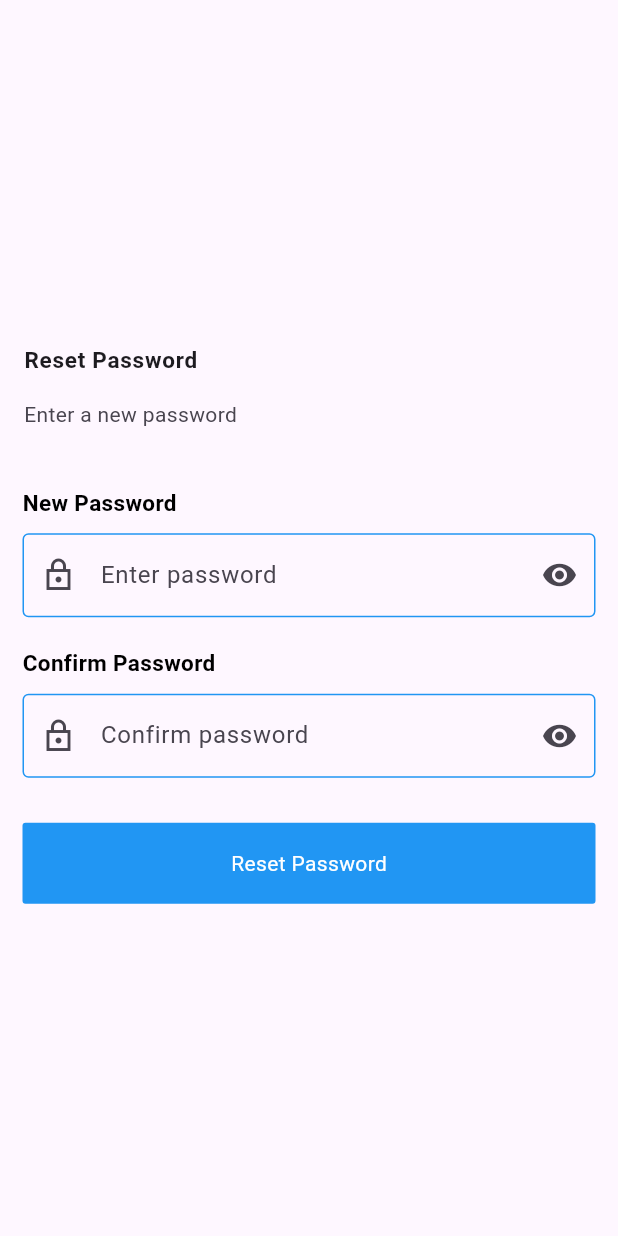
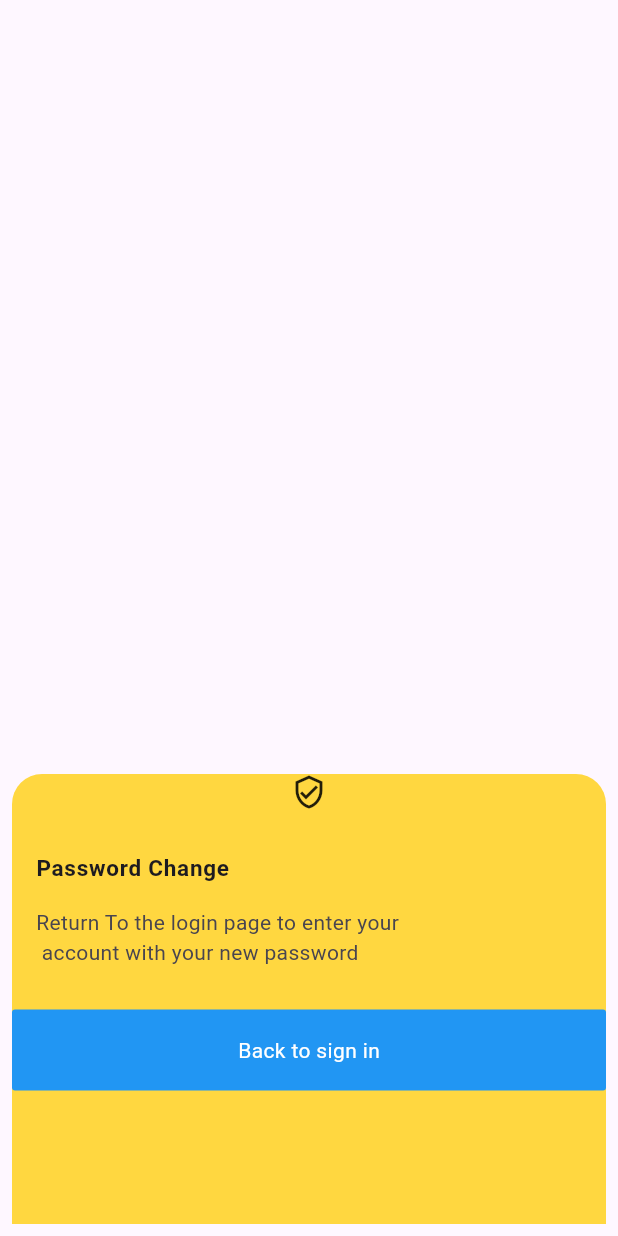
Before and after one commit to sagorsanto49/Thera-track-UIi, a Flutter app: the Resetpassword screen opened directly, after a tap on "Reset Password", on a phone screen of 412 x 824 dp. Run offline on Flutter 3.47's test engine with Material 3 defaults, Android fonts, the phone set to English and light mode, and no system bars; our stand-ins replace pinput.

Commit message:
Change Password

```diff
--- /dev/null
+++ b/lib/feature/signin/presentation/page/changepassword.dart
@@ -0,0 +1,47 @@
+import 'package:doctor/core/widget/headertext.dart';
+import 'package:doctor/core/widget/primarybutten.dart';
+import 'package:doctor/core/widget/xfield.dart';
+import 'package:flutter/cupertino.dart';
+import 'package:flutter/material.dart';
+
+class Changepassword extends StatelessWidget {
+  const Changepassword({super.key});
+
+  @override
+  Widget build(BuildContext context) {
+    return Scaffold(
+      body: Padding(
+        padding: const EdgeInsets.all(8.0),
+        child: Column(
+          mainAxisAlignment: MainAxisAlignment.end,
+          children: [
+            Container(
+              height: 300,
+              width: 600,
+              decoration: BoxDecoration(
+                color: Colors.amberAccent,
+                borderRadius: BorderRadius.only(
+                  topLeft: Radius.circular(20),
+                  topRight: Radius.circular(20),
+                ),
+              ),
+              child: Column(
+                spacing:20,
+                crossAxisAlignment: CrossAxisAlignment.center,
+                children: [
+                  Icon(Icons.verified_user_outlined),
+                  Headertext(
+                    title: 'Password Change',
+                    subtitle:
+                        'Return To the login page to enter your\n account with your new password',
+                  ),
+                  Primarybutten(title: 'Back to sign in', onpress: () {}),
+                ],
+              ),
+            ),
+          ],
+        ),
+      ),
+    );
+  }
+}
--- a/lib/feature/signin/presentation/page/resetpassword.dart
+++ b/lib/feature/signin/presentation/page/resetpassword.dart
@@ -2,6 +2,7 @@ import 'package:doctor/core/widget/headertext.dart';
 import 'package:doctor/core/widget/primarybutten.dart';
 import 'package:doctor/core/widget/text.dart';
 import 'package:doctor/core/widget/xfield.dart';
+import 'package:doctor/feature/signin/presentation/page/changepassword.dart';
 import 'package:flutter/cupertino.dart';
 import 'package:flutter/material.dart';
 
@@ -57,7 +58,7 @@ class Resetpassword extends StatelessWidget {
                 Primarybutten(
                   title: 'Reset Password',
                   onpress: () {
-                    // Navigator.push(context, MaterialPageRoute(builder: (context) => ))
+                    Navigator.push(context, MaterialPageRoute(builder: (context) => Changepassword()));
                   },
                 ),
               ],
```
